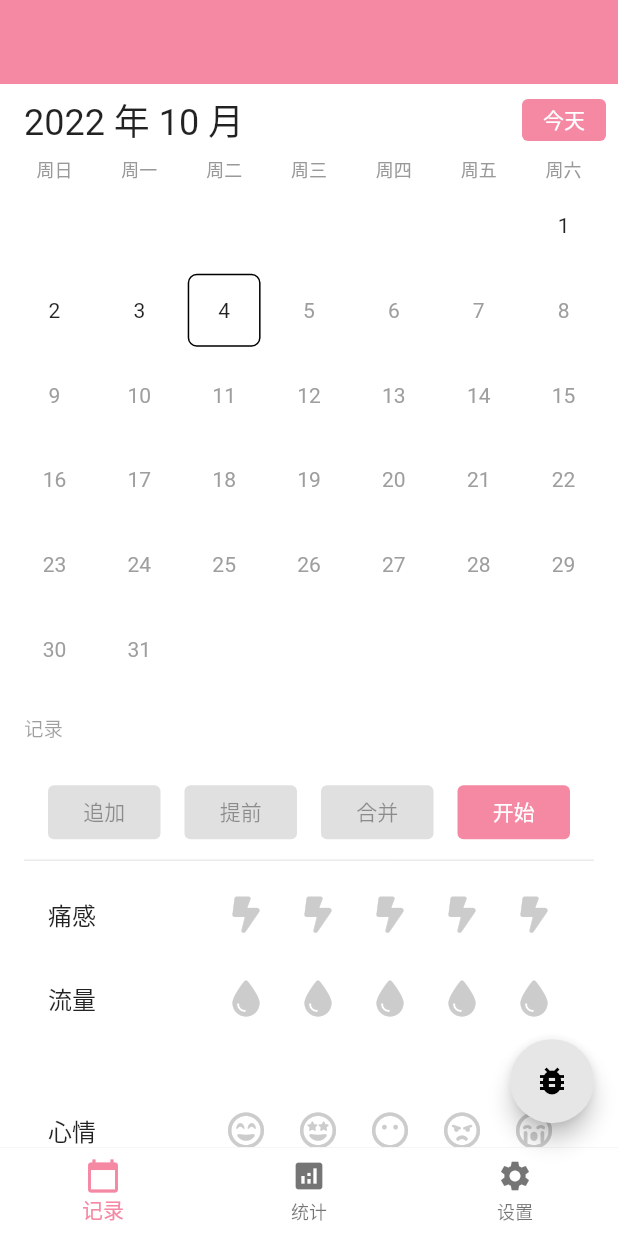
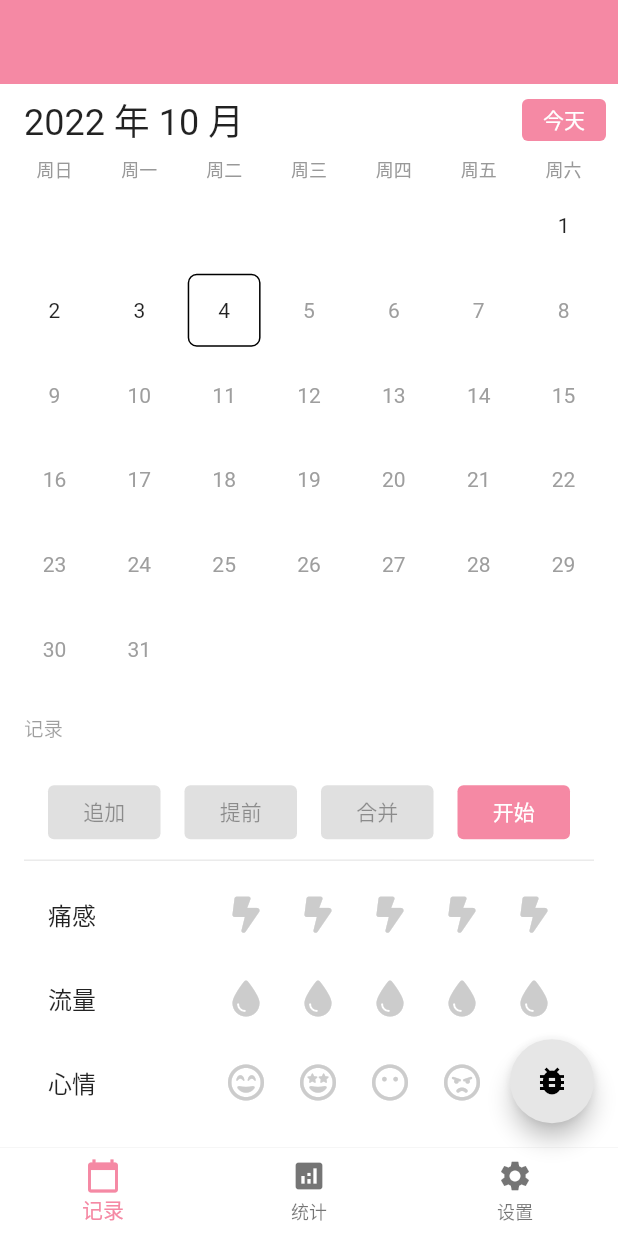
Before and after one commit to luorijun/useful_recorder, a Flutter app: the screen it shows after launch, on a phone screen of 412 x 824 dp. Run offline on Flutter 3.47's test engine with Material 2 defaults, Android fonts, the phone set to English and light mode, and no system bars; our stand-ins replace font_awesome_flutter, numberpicker, shared_preferences, sqflite; accounts and stored records are empty.

Commit message:
暂时简化记录表单内容

```diff
--- a/lib/views/records/inspector.dart
+++ b/lib/views/records/inspector.dart
@@ -42,13 +42,8 @@ class Inspector extends StatelessWidget {
                 Divider(),
                 PainManager(),
                 FlowManager(),
-              ]),
-              RecordCard([
                 EmotionManager(),
                 WeatherManager(),
-                Divider(),
-                TitleManager(),
-                ContentManager(),
               ]),
             ],
           ),
```
